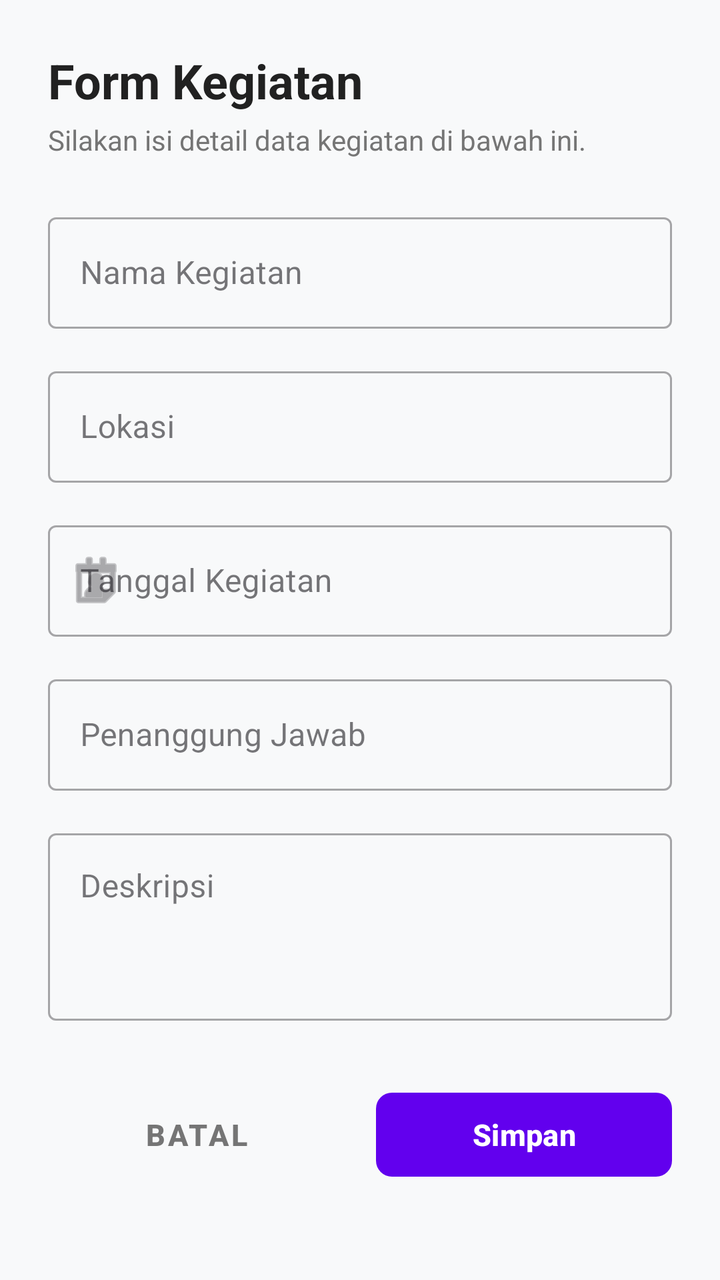
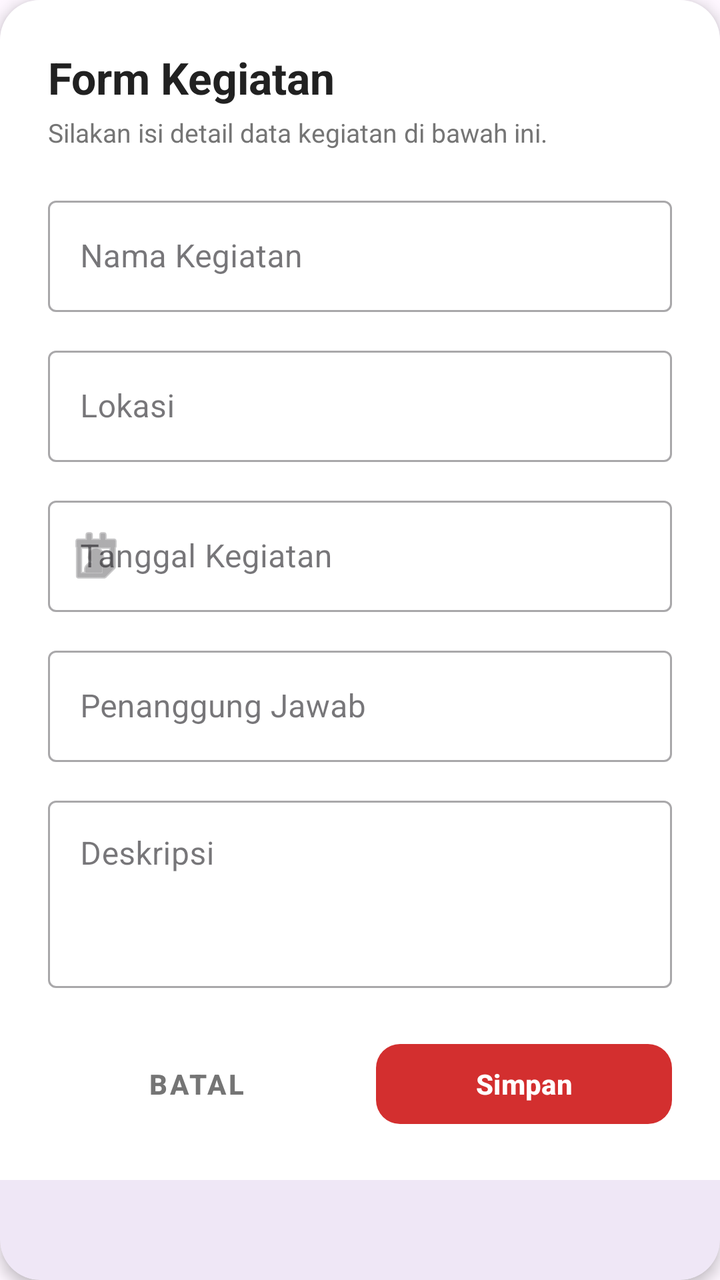

Two renders of the same Android screen: before a commit and after it. Below are the layout's source before the change and the commit's diff.
<!-- AndroidManifest.xml: application theme Theme.Anaanlume -->
<!-- res/layout/dialog_add_agenda_desa.xml -->
<?xml version="1.0" encoding="utf-8"?>
<ScrollView xmlns:android="http://schemas.android.com/apk/res/android"
    xmlns:app="http://schemas.android.com/apk/res-auto"
    android:layout_width="match_parent"
    android:layout_height="match_parent"
    android:fillViewport="true"
    android:background="#F8F9FA">

    <LinearLayout
        android:layout_width="match_parent"
        android:layout_height="wrap_content"
        android:orientation="vertical"
        android:padding="24dp">

        <TextView
            android:layout_width="match_parent"
            android:layout_height="wrap_content"
            android:text="Form Kegiatan"
            android:textSize="24sp"
            android:textStyle="bold"
            android:textColor="#212121"
            android:layout_marginBottom="4dp"/>

        <TextView
            android:layout_width="match_parent"
            android:layout_height="wrap_content"
            android:text="Silakan isi detail data kegiatan di bawah ini."
            android:textSize="14sp"
            android:textColor="#757575"
            android:layout_marginBottom="24dp"/>

        <com.google.android.material.textfield.TextInputLayout
            android:layout_width="match_parent"
            android:layout_height="wrap_content"
            android:layout_marginBottom="16dp"
            android:hint="Nama Kegiatan"
            style="@style/Widget.MaterialComponents.TextInputLayout.OutlinedBox">

            <com.google.android.material.textfield.TextInputEditText
                android:id="@+id/etNamaKegiatan"
                android:layout_width="match_parent"
                android:layout_height="wrap_content"
                android:inputType="textCapSentences"
                android:textColor="#212121" />
        </com.google.android.material.textfield.TextInputLayout>

        <com.google.android.material.textfield.TextInputLayout
            android:layout_width="match_parent"
            android:layout_height="wrap_content"
            android:layout_marginBottom="16dp"
            android:hint="Lokasi"
            style="@style/Widget.MaterialComponents.TextInputLayout.OutlinedBox">

            <com.google.android.material.textfield.TextInputEditText
                android:id="@+id/etLokasi"
                android:layout_width="match_parent"
                android:layout_height="wrap_content"
                android:inputType="textCapSentences"
                android:textColor="#212121" />
        </com.google.android.material.textfield.TextInputLayout>

        <com.google.android.material.textfield.TextInputLayout
            android:layout_width="match_parent"
            android:layout_height="wrap_content"
            android:layout_marginBottom="16dp"
            android:hint="Tanggal Kegiatan"
            style="@style/Widget.MaterialComponents.TextInputLayout.OutlinedBox"
            app:startIconDrawable="@android:drawable/ic_menu_my_calendar">

            <com.google.android.material.textfield.TextInputEditText
                android:id="@+id/etTanggalKegiatan"
                android:layout_width="match_parent"
                android:layout_height="wrap_content"
                android:focusable="false"
                android:clickable="true"
                android:longClickable="false"
                android:textColor="#212121" />
        </com.google.android.material.textfield.TextInputLayout>

        <com.google.android.material.textfield.TextInputLayout
            android:layout_width="match_parent"
            android:layout_height="wrap_content"
            android:layout_marginBottom="16dp"
            android:hint="Penanggung Jawab"
            style="@style/Widget.MaterialComponents.TextInputLayout.OutlinedBox">

            <com.google.android.material.textfield.TextInputEditText
                android:id="@+id/etPenanggungJawab"
                android:layout_width="match_parent"
                android:layout_height="wrap_content"
                android:inputType="textPersonName"
                android:textColor="#212121" />
        </com.google.android.material.textfield.TextInputLayout>

        <com.google.android.material.textfield.TextInputLayout
            android:layout_width="match_parent"
            android:layout_height="wrap_content"
            android:layout_marginBottom="32dp"
            android:hint="Deskripsi"
            style="@style/Widget.MaterialComponents.TextInputLayout.OutlinedBox">

            <com.google.android.material.textfield.TextInputEditText
                android:id="@+id/etDeskripsi"
                android:layout_width="match_parent"
                android:layout_height="wrap_content"
                android:inputType="textMultiLine"
                android:minLines="3"
                android:gravity="top"
                android:textColor="#212121" />
        </com.google.android.material.textfield.TextInputLayout>

        <LinearLayout
            android:layout_width="match_parent"
            android:layout_height="wrap_content"
            android:orientation="horizontal"
            android:weightSum="2">

            <com.google.android.material.button.MaterialButton
                android:id="@+id/btnBatal"
                style="@style/Widget.MaterialComponents.Button.TextButton"
                android:layout_width="0dp"
                android:layout_height="50dp"
                android:layout_weight="1"
                android:layout_marginEnd="8dp"
                android:text="Batal"
                android:textColor="#757575"
                android:textSize="15sp"
                android:textStyle="bold" />

            <com.google.android.material.button.MaterialButton
                android:id="@+id/btnSimpan"
                android:layout_width="0dp"
                android:layout_height="50dp"
                android:layout_weight="1"
                android:layout_marginStart="8dp"
                android:text="Simpan"
                android:textColor="#FFFFFF"
                android:textSize="15sp"
                android:textStyle="bold"
                app:backgroundTint="#6200EE"
                app:cornerRadius="8dp" />

        </LinearLayout>

    </LinearLayout>
</ScrollView>
<!-- resources referenced by this layout -->
<resources>
  <style name="Theme.Anaanlume" parent="Base.Theme.Anaanlume" />
  <style name="Base.Theme.Anaanlume" parent="Theme.Material3.DayNight.NoActionBar">
          
          
      </style>
</resources>

<!-- the commit's change to res/layout/dialog_add_agenda_desa.xml (unified diff, before → after) -->
@@ -1,146 +1,149 @@
 <?xml version="1.0" encoding="utf-8"?>
-<ScrollView xmlns:android="http://schemas.android.com/apk/res/android"
+<com.google.android.material.card.MaterialCardView
+    xmlns:android="http://schemas.android.com/apk/res/android"
     xmlns:app="http://schemas.android.com/apk/res-auto"
     android:layout_width="match_parent"
-    android:layout_height="match_parent"
-    android:fillViewport="true"
-    android:background="#F8F9FA">
+    android:layout_height="wrap_content"
+    android:layout_margin="16dp"
+    app:cardCornerRadius="20dp"
+    app:cardElevation="4dp"
+    app:strokeWidth="0dp">
 
-    <LinearLayout
+    <ScrollView
         android:layout_width="match_parent"
         android:layout_height="wrap_content"
-        android:orientation="vertical"
-        android:padding="24dp">
-
-        <TextView
-            android:layout_width="match_parent"
-            android:layout_height="wrap_content"
-            android:text="Form Kegiatan"
-            android:textSize="24sp"
-            android:textStyle="bold"
-            android:textColor="#212121"
-            android:layout_marginBottom="4dp"/>
-
-        <TextView
-            android:layout_width="match_parent"
-            android:layout_height="wrap_content"
-            android:text="Silakan isi detail data kegiatan di bawah ini."
-            android:textSize="14sp"
-            android:textColor="#757575"
-            android:layout_marginBottom="24dp"/>
-
-        <com.google.android.material.textfield.TextInputLayout
-            android:layout_width="match_parent"
-            android:layout_height="wrap_content"
-            android:layout_marginBottom="16dp"
-            android:hint="Nama Kegiatan"
-            style="@style/Widget.MaterialComponents.TextInputLayout.OutlinedBox">
-
-            <com.google.android.material.textfield.TextInputEditText
-                android:id="@+id/etNamaKegiatan"
-                android:layout_width="match_parent"
-                android:layout_height="wrap_content"
-                android:inputType="textCapSentences"
-                android:textColor="#212121" />
-        </com.google.android.material.textfield.TextInputLayout>
-
-        <com.google.android.material.textfield.TextInputLayout
-            android:layout_width="match_parent"
-            android:layout_height="wrap_content"
-            android:layout_marginBottom="16dp"
-            android:hint="Lokasi"
-            style="@style/Widget.MaterialComponents.TextInputLayout.OutlinedBox">
-
-            <com.google.android.material.textfield.TextInputEditText
-                android:id="@+id/etLokasi"
-                android:layout_width="match_parent"
-                android:layout_height="wrap_content"
-                android:inputType="textCapSentences"
-                android:textColor="#212121" />
-        </com.google.android.material.textfield.TextInputLayout>
-
-        <com.google.android.material.textfield.TextInputLayout
-            android:layout_width="match_parent"
-            android:layout_height="wrap_content"
-            android:layout_marginBottom="16dp"
-            android:hint="Tanggal Kegiatan"
-            style="@style/Widget.MaterialComponents.TextInputLayout.OutlinedBox"
-            app:startIconDrawable="@android:drawable/ic_menu_my_calendar">
-
-            <com.google.android.material.textfield.TextInputEditText
-                android:id="@+id/etTanggalKegiatan"
-                android:layout_width="match_parent"
-                android:layout_height="wrap_content"
-                android:focusable="false"
-                android:clickable="true"
-                android:longClickable="false"
-                android:textColor="#212121" />
-        </com.google.android.material.textfield.TextInputLayout>
-
-        <com.google.android.material.textfield.TextInputLayout
-            android:layout_width="match_parent"
-            android:layout_height="wrap_content"
-            android:layout_marginBottom="16dp"
-            android:hint="Penanggung Jawab"
-            style="@style/Widget.MaterialComponents.TextInputLayout.OutlinedBox">
-
-            <com.google.android.material.textfield.TextInputEditText
-                android:id="@+id/etPenanggungJawab"
-                android:layout_width="match_parent"
-                android:layout_height="wrap_content"
-                android:inputType="textPersonName"
-                android:textColor="#212121" />
-        </com.google.android.material.textfield.TextInputLayout>
-
-        <com.google.android.material.textfield.TextInputLayout
-            android:layout_width="match_parent"
-            android:layout_height="wrap_content"
-            android:layout_marginBottom="32dp"
-            android:hint="Deskripsi"
-            style="@style/Widget.MaterialComponents.TextInputLayout.OutlinedBox">
-
-            <com.google.android.material.textfield.TextInputEditText
-                android:id="@+id/etDeskripsi"
-                android:layout_width="match_parent"
-                android:layout_height="wrap_content"
-                android:inputType="textMultiLine"
-                android:minLines="3"
-                android:gravity="top"
-                android:textColor="#212121" />
-        </com.google.android.material.textfield.TextInputLayout>
+        android:fillViewport="true"
+        android:background="#FFFFFF">
 
         <LinearLayout
             android:layout_width="match_parent"
             android:layout_height="wrap_content"
-            android:orientation="horizontal"
-            android:weightSum="2">
+            android:orientation="vertical"
+            android:padding="24dp">
 
-            <com.google.android.material.button.MaterialButton
-                android:id="@+id/btnBatal"
-                style="@style/Widget.MaterialComponents.Button.TextButton"
-                android:layout_width="0dp"
-                android:layout_height="50dp"
-                android:layout_weight="1"
-                android:layout_marginEnd="8dp"
-                android:text="Batal"
+            <TextView
+                android:layout_width="match_parent"
+                android:layout_height="wrap_content"
+                android:text="Form Kegiatan"
+                android:textSize="22sp"
+                android:textStyle="bold"
+                android:textColor="#212121"
+                android:layout_marginBottom="4dp"/>
+
+            <TextView
+                android:layout_width="match_parent"
+                android:layout_height="wrap_content"
+                android:text="Silakan isi detail data kegiatan di bawah ini."
+                android:textSize="13sp"
                 android:textColor="#757575"
-                android:textSize="15sp"
-                android:textStyle="bold" />
+                android:layout_marginBottom="20dp"/>
 
-            <com.google.android.material.button.MaterialButton
-                android:id="@+id/btnSimpan"
-                android:layout_width="0dp"
-                android:layout_height="50dp"
-                android:layout_weight="1"
-                android:layout_marginStart="8dp"
-                android:text="Simpan"
-                android:textColor="#FFFFFF"
-                android:textSize="15sp"
-                android:textStyle="bold"
-                app:backgroundTint="#6200EE"
-                app:cornerRadius="8dp" />
+            <com.google.android.material.textfield.TextInputLayout
+                android:layout_width="match_parent"
+                android:layout_height="wrap_content"
+                android:layout_marginBottom="14dp"
+                android:hint="Nama Kegiatan"
+                style="@style/Widget.MaterialComponents.TextInputLayout.OutlinedBox">
+                <com.google.android.material.textfield.TextInputEditText
+                    android:id="@+id/etNamaKegiatan"
+                    android:layout_width="match_parent"
+                    android:layout_height="wrap_content"
+                    android:inputType="textCapSentences"
+                    android:textColor="#212121" />
+            </com.google.android.material.textfield.TextInputLayout>
+
+            <com.google.android.material.textfield.TextInputLayout
+                android:layout_width="match_parent"
+                android:layout_height="wrap_content"
+                android:layout_marginBottom="14dp"
+                android:hint="Lokasi"
+                style="@style/Widget.MaterialComponents.TextInputLayout.OutlinedBox">
+                <com.google.android.material.textfield.TextInputEditText
+                    android:id="@+id/etLokasi"
+                    android:layout_width="match_parent"
+                    android:layout_height="wrap_content"
+                    android:inputType="textCapSentences"
+                    android:textColor="#212121" />
+            </com.google.android.material.textfield.TextInputLayout>
+
+            <com.google.android.material.textfield.TextInputLayout
+                android:layout_width="match_parent"
+                android:layout_height="wrap_content"
+                android:layout_marginBottom="14dp"
+                android:hint="Tanggal Kegiatan"
+                style="@style/Widget.MaterialComponents.TextInputLayout.OutlinedBox"
+                app:startIconDrawable="@android:drawable/ic_menu_my_calendar">
+                <com.google.android.material.textfield.TextInputEditText
+                    android:id="@+id/etTanggalKegiatan"
+                    android:layout_width="match_parent"
+                    android:layout_height="wrap_content"
+                    android:focusable="false"
+                    android:clickable="true"
+                    android:longClickable="false"
+                    android:textColor="#212121" />
+            </com.google.android.material.textfield.TextInputLayout>
+
+            <com.google.android.material.textfield.TextInputLayout
+                android:layout_width="match_parent"
+                android:layout_height="wrap_content"
+                android:layout_marginBottom="14dp"
+                android:hint="Penanggung Jawab"
+                style="@style/Widget.MaterialComponents.TextInputLayout.OutlinedBox">
+                <com.google.android.material.textfield.TextInputEditText
+                    android:id="@+id/etPenanggungJawab"
+                    android:layout_width="match_parent"
+                    android:layout_height="wrap_content"
+                    android:inputType="textPersonName"
+                    android:textColor="#212121" />
+            </com.google.android.material.textfield.TextInputLayout>
+
+            <com.google.android.material.textfield.TextInputLayout
+                android:layout_width="match_parent"
+                android:layout_height="wrap_content"
+                android:layout_marginBottom="24dp"
+                android:hint="Deskripsi"
+                style="@style/Widget.MaterialComponents.TextInputLayout.OutlinedBox">
+                <com.google.android.material.textfield.TextInputEditText
+                    android:id="@+id/etDeskripsi"
+                    android:layout_width="match_parent"
+                    android:layout_height="wrap_content"
+                    android:inputType="textMultiLine"
+                    android:minLines="3"
+                    android:gravity="top"
+                    android:textColor="#212121" />
+            </com.google.android.material.textfield.TextInputLayout>
+
+            <LinearLayout
+                android:layout_width="match_parent"
+                android:layout_height="wrap_content"
+                android:orientation="horizontal"
+                android:weightSum="2">
+
+                <com.google.android.material.button.MaterialButton
+                    android:id="@+id/btnBatal"
+                    style="@style/Widget.MaterialComponents.Button.TextButton"
+                    android:layout_width="0dp"
+                    android:layout_height="48dp"
+                    android:layout_weight="1"
+                    android:layout_marginEnd="8dp"
+                    android:text="Batal"
+                    android:textColor="#757575"
+                    android:textSize="14sp"
+                    android:textStyle="bold" />
+
+                <com.google.android.material.button.MaterialButton
+                    android:id="@+id/btnSimpan"
+                    android:layout_width="0dp"
+                    android:layout_height="48dp"
+                    android:layout_weight="1"
+                    android:layout_marginStart="8dp"
+                    android:text="Simpan"
+                    android:textColor="#FFFFFF"
+                    android:textSize="14sp"
+                    android:textStyle="bold"
+                    app:backgroundTint="#D32F2F" app:cornerRadius="12dp" />
+            </LinearLayout>
 
         </LinearLayout>
-
-    </LinearLayout>
-</ScrollView>
+    </ScrollView>
+</com.google.android.material.card.MaterialCardView>
